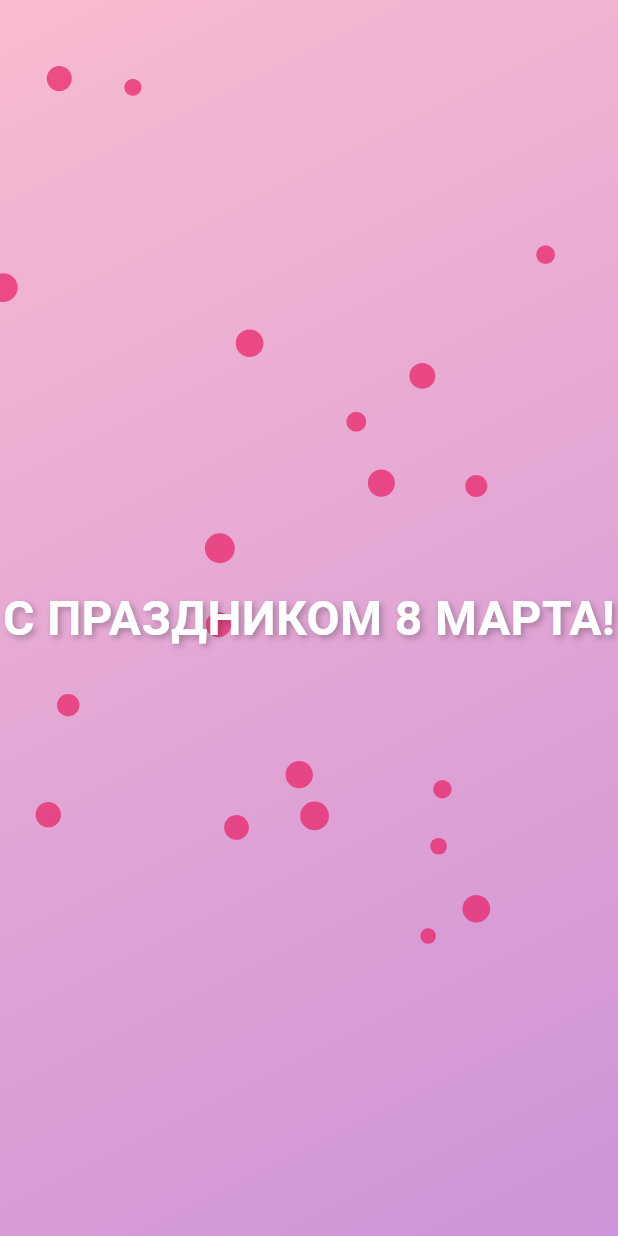
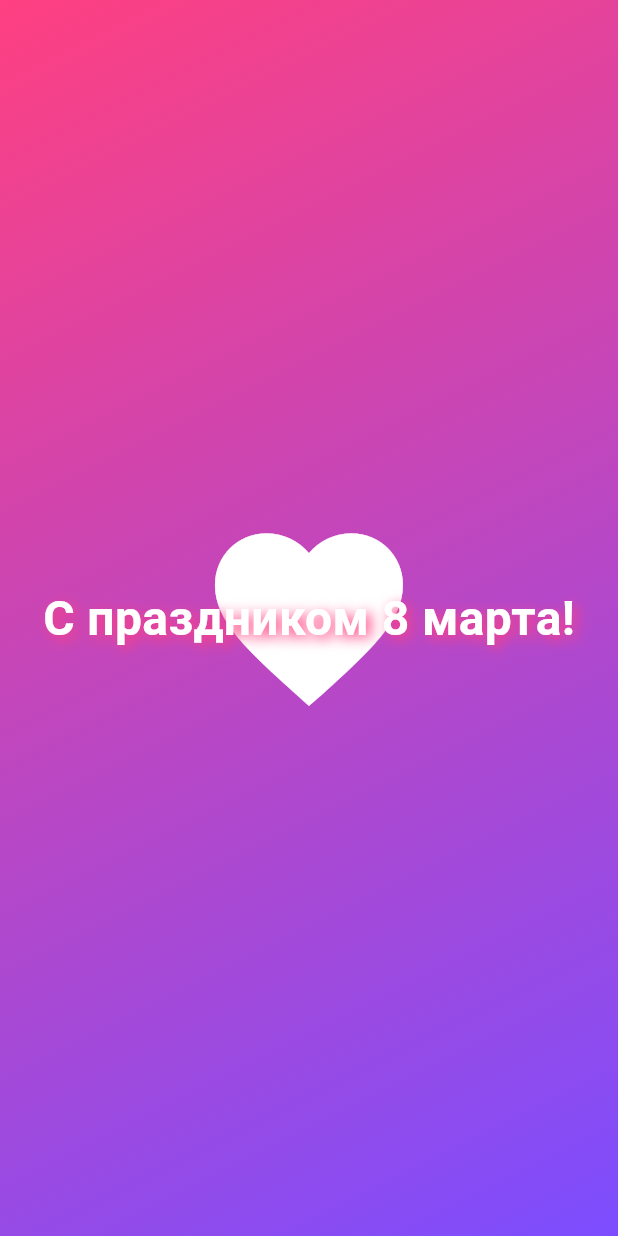
Before and after one commit to uncorage/8march, a Flutter app: the screen it shows after launch, on a phone screen of 412 x 824 dp. Run offline on Flutter 3.47's test engine with Material 3 defaults, Android fonts, the phone set to English and light mode, and no system bars; our stand-ins replace audioplayers.

Commit message:
added music, upd animation

```diff
--- a/lib/main.dart
+++ b/lib/main.dart
@@ -1,114 +1,132 @@
 import 'package:flutter/material.dart';
 import 'package:audioplayers/audioplayers.dart';
 import 'dart:async';
-import 'dart:math';
 
 void main() {
   runApp(MyApp());
 }
 
-class MyApp extends StatefulWidget {
+class MyApp extends StatelessWidget {
   @override
-  _MyAppState createState() => _MyAppState();
+  Widget build(BuildContext context) {
+    return MaterialApp(
+      debugShowCheckedModeBanner: false,
+      home: HeartAnimationPage(),
+    );
+  }
 }
 
-class _MyAppState extends State<MyApp> with SingleTickerProviderStateMixin {
-  late AnimationController _controller;
+class HeartAnimationPage extends StatefulWidget {
+  @override
+  _HeartAnimationPageState createState() => _HeartAnimationPageState();
+}
+
+class _HeartAnimationPageState extends State<HeartAnimationPage> {
   late AudioPlayer _audioPlayer;
 
   @override
   void initState() {
     super.initState();
-    _controller = AnimationController(
-      duration: Duration(seconds: 10),
-      vsync: this,
-    )..repeat();
-
     _audioPlayer = AudioPlayer();
     _playMusic();
   }
 
   Future<void> _playMusic() async {
-    await _audioPlayer.play(AssetSource('peremotka.mp3'));
+    await _audioPlayer.play(AssetSource('audio/peremotka.mp3'));
   }
 
   @override
   void dispose() {
-    _controller.dispose();
     _audioPlayer.dispose();
     super.dispose();
   }
 
   @override
   Widget build(BuildContext context) {
-    return MaterialApp(
-      home: Scaffold(
+    return Scaffold(
       body: Stack(
         children: [
-            Positioned.fill(
-              child: Container(
+          Container(
             decoration: BoxDecoration(
               gradient: LinearGradient(
-                    colors: [Colors.pink.shade100, Colors.purple.shade200],
+                colors: [Colors.pinkAccent, Colors.deepPurpleAccent],
                 begin: Alignment.topLeft,
                 end: Alignment.bottomRight,
+                stops: [0.0, 1.0],
               ),
             ),
           ),
-            ),
-            Positioned.fill(
-              child: AnimatedBuilder(
-                animation: _controller,
-                builder: (context, child) {
-                  return CustomPaint(
-                    painter: PetalPainter(_controller.value),
-                  );
-                },
-              ),
+          Center(
+            child: AnimatedHeart(),
           ),
           Center(
             child: Text(
-                'С ПРАЗДНИКОМ 8 МАРТА!',
+              'С праздником 8 марта!',
               style: TextStyle(
                 fontSize: 32,
                 fontWeight: FontWeight.bold,
                 color: Colors.white,
+                fontFamily: 'Roboto',
                 shadows: [
                   Shadow(
-                      blurRadius: 5.0,
-                      color: Colors.black26,
-                      offset: Offset(2, 2),
-                    )
+                    offset: Offset(3.0, 3.0),
+                    blurRadius: 10.0,
+                    color: Colors.pinkAccent,
+                  ),
                 ],
               ),
             ),
           ),
         ],
       ),
-      ),
     );
   }
 }
 
-class PetalPainter extends CustomPainter {
-  final double progress;
-  final Random random = Random();
+class AnimatedHeart extends StatefulWidget {
+  @override
+  _AnimatedHeartState createState() => _AnimatedHeartState();
+}
 
-  PetalPainter(this.progress);
+class _AnimatedHeartState extends State<AnimatedHeart>
+    with SingleTickerProviderStateMixin {
+  late AnimationController _controller;
+  late Animation<double> _animation;
 
   @override
-  void paint(Canvas canvas, Size size) {
-    final paint = Paint()
-      ..color = Colors.pink.withOpacity(0.7)
-      ..style = PaintingStyle.fill;
+  void initState() {
+    super.initState();
+    _controller = AnimationController(
+      duration: Duration(seconds: 2),
+      vsync: this,
+    )..repeat(reverse: true);
 
-    for (int i = 0; i < 20; i++) {
-      final x = random.nextDouble() * size.width;
-      final y = (random.nextDouble() * size.height) * progress;
-      canvas.drawCircle(Offset(x, y), 5 + random.nextDouble() * 5, paint);
-    }
+    _animation = CurvedAnimation(
+      parent: _controller,
+      curve: Curves.easeInOut,
+    );
   }
 
   @override
-  bool shouldRepaint(covariant CustomPainter oldDelegate) => true;
+  Widget build(BuildContext context) {
+    return AnimatedBuilder(
+      animation: _controller,
+      builder: (context, child) {
+        return Transform.scale(
+          scale: 1 + 0.2 * _animation.value,
+          child: Icon(
+            Icons.favorite,
+            size: 150,
+            color: Colors.white,
+          ),
+        );
+      },
+    );
   }
+
+  @override
+  void dispose() {
+    _controller.dispose();
+    super.dispose();
+  }
+}
```
Lines whose indentation alone changed are shown as unchanged.
